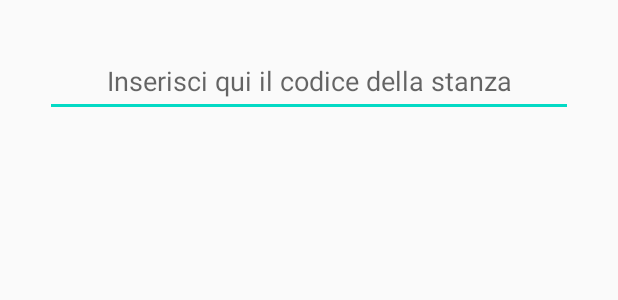
After one commit to diberardinocalisti/BriscolaAndroidShared, an Android app: the layout input_codice_stanza.xml on its own in the app's theme, with its tools: preview values and no code run, on a phone screen of 412 x 824 dp. The commit adds this screen. Shown: the top 300 px of the screen. Run offline under Robolectric (Android 15) with nearby library versions, the phone set to English and light mode, and no system bars.

Commit message:
Prime implementazione per l'unione del player ad una stanza già esistente

```diff
--- a/app/src/main/java/multiplayer/MultiplayerActivity.java
+++ b/app/src/main/java/multiplayer/MultiplayerActivity.java
@@ -34,7 +34,7 @@ public class MultiplayerActivity extends AppCompatActivity {
                             engineMultiplayer.creaStanza(MultiplayerActivity.this);
                             break;
                         case 2:
-                            //Unisciti ad una stanza
+                            Utility.createInputDialog(MultiplayerActivity.this);
                             break;
                         case 3:
                             MultiplayerActivity.super.onBackPressed();
--- /dev/null
+++ b/app/src/main/res/layout/input_codice_stanza.xml
@@ -0,0 +1,21 @@
+<?xml version="1.0" encoding="utf-8"?>
+<androidx.constraintlayout.widget.ConstraintLayout xmlns:android="http://schemas.android.com/apk/res/android"
+    xmlns:app="http://schemas.android.com/apk/res-auto"
+    xmlns:tools="http://schemas.android.com/tools"
+    android:layout_width="match_parent"
+    android:layout_height="match_parent">
+
+    <EditText
+        android:id="@+id/inputCodice"
+        android:layout_width="match_parent"
+        android:layout_height="48dp"
+        android:layout_margin="30dp"
+        android:layout_marginTop="30dp"
+        android:layout_marginBottom="653dp"
+        android:ems="10"
+        android:gravity="center"
+        android:hint="Inserisci qui il codice della stanza"
+        android:inputType="text"
+        app:layout_constraintTop_toTopOf="parent"
+        tools:layout_editor_absoluteX="30dp" />
+</androidx.constraintlayout.widget.ConstraintLayout>
```
Also changed, not shown: app/src/main/java/firebase/FirebaseClass.java (+52 -0 lines), app/src/main/java/gameEngine/Utility.java (+29 -0 lines).
